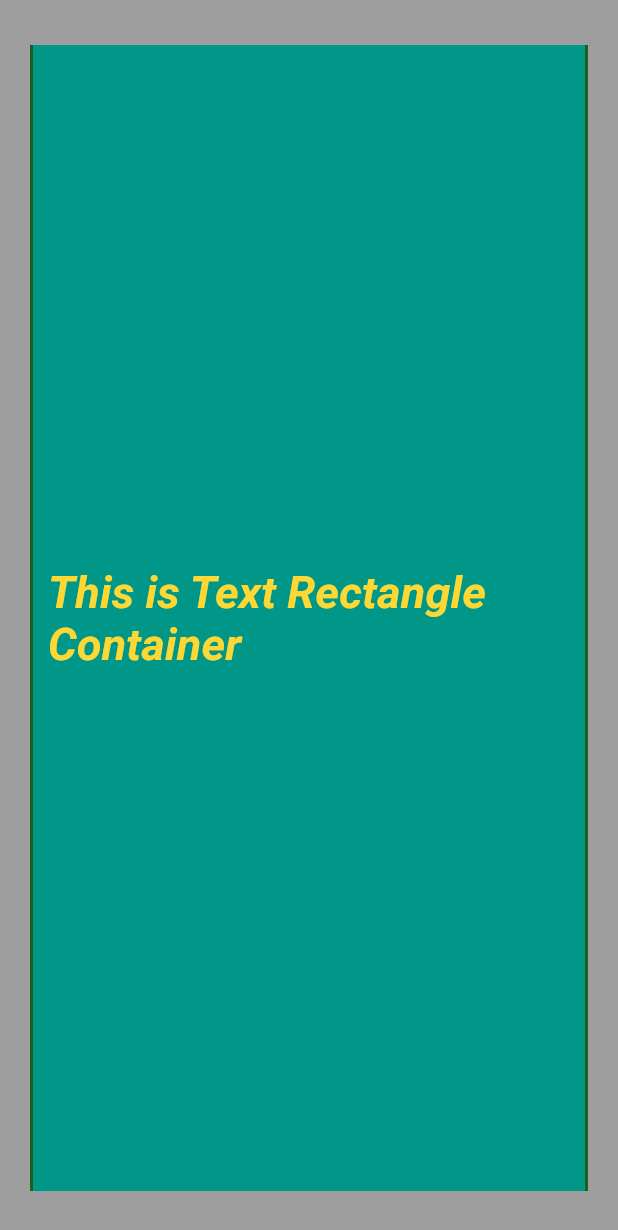
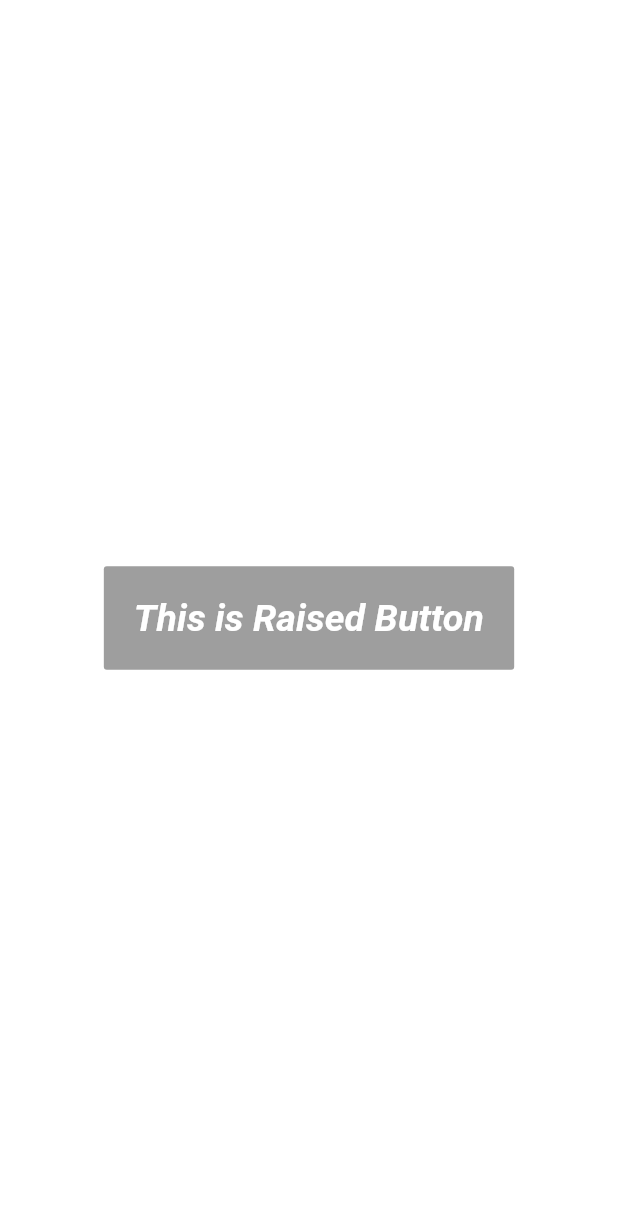
Before and after one commit to ErAbhi90/how_to_flutter, a Flutter app: the screen it shows after launch, on a phone screen of 412 x 824 dp. Shown: the top 1230 px of the screen. Run offline on Flutter 3.47's test engine with Material 2 defaults, Android fonts, the phone set to English and light mode, and no system bars.

Commit message:
Updated to named params, added RaiseButtonWidget

```diff
--- a/lib/main.dart
+++ b/lib/main.dart
@@ -1,4 +1,4 @@
 import 'package:flutter/material.dart';
-import 'package:how_to_flutter/ui/MyApp.dart';
+import 'package:how_to_flutter/ui/ButtonExample.dart';
 
-void main() => runApp(MyApp());
+void main() => runApp(ButtonExample());
--- a/lib/resources/strings.dart
+++ b/lib/resources/strings.dart
@@ -2,4 +2,5 @@ class Strings {
   static final textData = "This is centered Text";
   static final circleText = "This is Text Circular Container";
   static final rectangleText = "This is Text Rectangle Container";
+  static final raisedButtonText = "This is Raised Button";
 }
--- /dev/null
+++ b/lib/ui/ButtonExample.dart
@@ -0,0 +1,20 @@
+import 'package:flutter/material.dart';
+import 'package:how_to_flutter/resources/strings.dart';
+import 'package:how_to_flutter/widgets/buttons/raised_button_widget.dart';
+
+class ButtonExample extends StatelessWidget {
+  @override
+  Widget build(BuildContext context) {
+    return Material(
+      color: Colors.white,
+      child: Container(
+        child: Center(
+          child: RaisedButtonWidget(
+            btnColor: Colors.red.shade700,
+            btnText: Strings.raisedButtonText,
+          ),
+        ),
+      ),
+    );
+  }
+}
--- a/lib/ui/MyApp.dart
+++ b/lib/ui/ContainerExample.dart
@@ -1,9 +1,9 @@
 import 'package:flutter/material.dart';
 //import 'package:how_to_flutter/widgets/basic_container.dart';
 //import 'package:how_to_flutter/widgets/circular_container.dart';
-import 'package:how_to_flutter/widgets/rectangular_container.dart';
+//import 'package:how_to_flutter/widgets/rectangular_container.dart';
 
-class MyApp extends StatelessWidget {
+class ContainerExample extends StatelessWidget {
   @override
   Widget build(BuildContext context) {
     return Material(
@@ -21,7 +21,7 @@ class MyApp extends StatelessWidget {
 
       /*  child: CircularContainer(), */
 
-      child: RectangularContainer(),
+      /* child: RectangularContainer(), */
     );
   }
 }
--- /dev/null
+++ b/lib/widgets/buttons/raised_button_widget.dart
@@ -0,0 +1,23 @@
+import 'package:flutter/material.dart';
+import 'package:how_to_flutter/widgets/containers/custom_text_font.dart';
+
+class RaisedButtonWidget extends StatelessWidget {
+  final btnText;
+  final Color btnColor;
+
+  RaisedButtonWidget({this.btnText, this.btnColor});
+
+  @override
+  Widget build(BuildContext context) {
+    return RaisedButton(
+      padding: EdgeInsets.all(20.0),
+      onPressed: null,
+      color: btnColor,
+      child: CustomTextFont(
+        textColor: Colors.white,
+        textFontSize: 25.0,
+        textValue: btnText,
+      ),
+    );
+  }
+}
--- a/lib/widgets/custom_text_font.dart
+++ b/lib/widgets/containers/custom_text_font.dart
@@ -5,10 +5,11 @@ class CustomTextFont extends StatelessWidget {
   /* 2. Using custom Roboto Font in style of Text Widget
         Custom font is downloaded from Google Font website and is defined in pubspec.yaml file
   */
-  final String _textData;
-  final Color _textColor;
+  final String textValue;
+  final Color textColor;
+  final double textFontSize;
 
-  CustomTextFont(this._textData, this._textColor);
+  CustomTextFont({this.textValue, this.textColor, this.textFontSize});
 
 /* 1. Use only fontStyle: FontStyle.normal to use Roboto regular font
    2. Use only fontWeight: FontWeight.w700 to use bold style font
@@ -19,12 +20,12 @@ class CustomTextFont extends StatelessWidget {
   @override
   Widget build(BuildContext context) {
     return Text(
-      _textData,
+      textValue,
       textDirection: TextDirection.ltr,
       style: TextStyle(
-        color: _textColor,
+        color: textColor,
         fontFamily: 'Roboto',
-        fontSize: 30.0,
+        fontSize: textFontSize,
         fontStyle: FontStyle.italic,
         fontWeight: FontWeight.w700,
       ),
--- a/lib/widgets/rectangular_container.dart
+++ b/lib/widgets/containers/rectangular_container.dart
@@ -1,6 +1,6 @@
 import 'package:flutter/material.dart';
 import 'package:how_to_flutter/resources/strings.dart';
-import 'package:how_to_flutter/widgets/custom_text_font.dart';
+import 'package:how_to_flutter/widgets/containers/custom_text_font.dart';
 
 class RectangularContainer extends StatelessWidget {
   @override
@@ -41,8 +41,9 @@ class RectangularContainer extends StatelessWidget {
       ),
       child: Center(
         child: CustomTextFont(
-          Strings.rectangleText,
-          Colors.yellow.shade600,
+          textColor: Colors.yellow.shade600,
+          textFontSize: 30.0,
+          textValue: Strings.rectangleText,
         ),
       ),
     );
```
Also changed, not shown: lib/widgets/containers/basic_container.dart (renamed from lib/widgets/basic_container.dart, +4 -3 lines), lib/widgets/containers/circular_container.dart (renamed from lib/widgets/circular_container.dart, +4 -3 lines), 1 other file.
